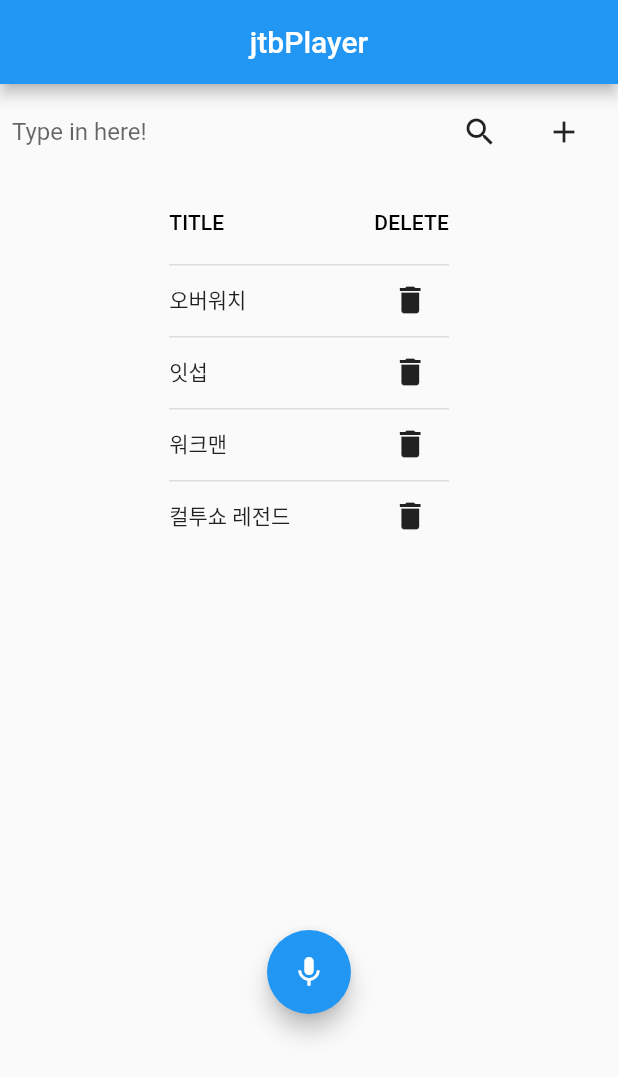
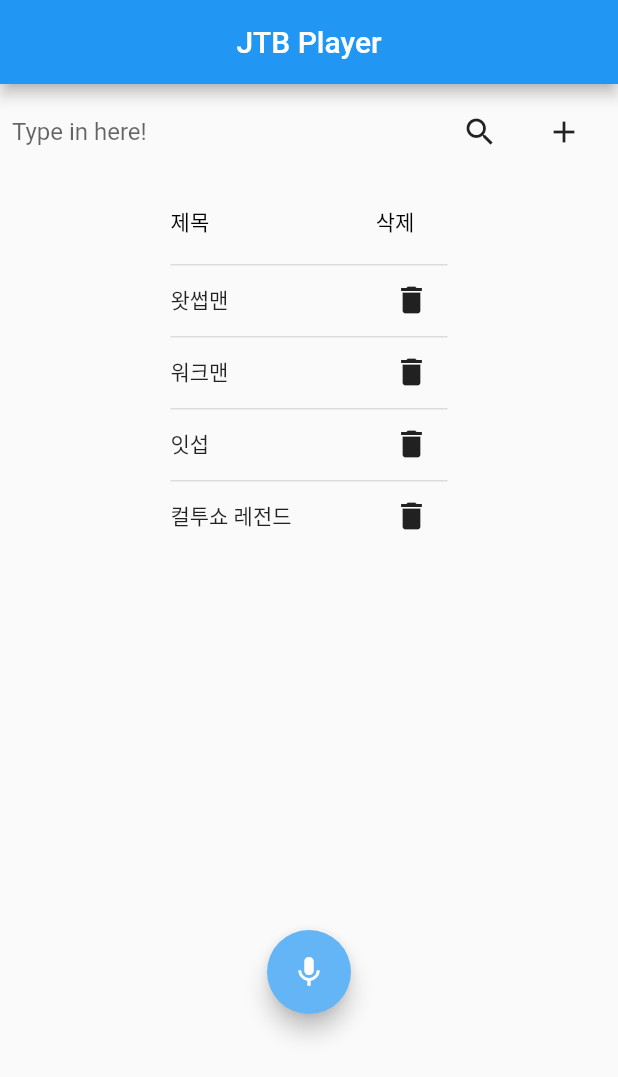
Before and after one commit to Junddao/jtbMusicPlayer, a Flutter app: the ListPage screen opened directly, on a phone screen of 412 x 824 dp. Shown: the top 1077 px of the screen. Run offline on Flutter 3.47's test engine with Material 2 defaults, Android fonts, the phone set to English and light mode, and no system bars; our stand-ins replace firebase_auth, font_awesome_flutter, google_sign_in, permission_handler, splashscreen, sqflite and 1 more; missing offline and left inert: firebase_admob, flutter_inappbrowser, speech_recognition, youtube_api, youtube_player; accounts and stored records are empty.

```diff
--- a/lib/mainlistpage.dart
+++ b/lib/mainlistpage.dart
@@ -1,6 +1,6 @@
 import 'package:flutter/cupertino.dart';
-import 'package:jtbMusicPlayer/data/carditem.dart';
 import 'package:jtbMusicPlayer/services/dbhelper.dart';
+import 'package:jtbMusicPlayer/web_page.dart';
 import 'package:jtbMusicPlayer/youtubelistpage.dart';
 import 'package:flutter/material.dart';
 import 'data/listmodel.dart';
@@ -48,12 +48,14 @@ class _ListPageState extends State<ListPage> {
 
   bool _speechRecognitionAvailable = false;
   bool _isListening = false;
+  bool _isMicPushed = false;
 
   //String _currentLocale = 'en_US';
   Language selectedLang = languages.first;
-
   String name;
   int curUserId;
+
+
 
   Future<List<ListItem>> listItems;
   TextEditingController controller = TextEditingController();
@@ -69,11 +71,11 @@ class _ListPageState extends State<ListPage> {
     Future.delayed(Duration(seconds: 5));
     listItems.then((data){
       if(data.isEmpty) {
-        ListItem listItem1 = ListItem(null, '오버워치');
+        ListItem listItem1 = ListItem(null, '왓썹맨');
         dbHelper.save(listItem1);
-        ListItem listItem2 = ListItem(null, '잇섭');
+        ListItem listItem2 = ListItem(null, '워크맨');
         dbHelper.save(listItem2);
-        ListItem listItem3 = ListItem(null, '워크맨');
+        ListItem listItem3 = ListItem(null, '잇섭');
         dbHelper.save(listItem3);
         ListItem listItem4 = ListItem(null, '컬투쇼 레전드');
         dbHelper.save(listItem4);
@@ -97,16 +99,18 @@ class _ListPageState extends State<ListPage> {
     controller.text = '';
   }
 
+
+
   @override
   Widget build(BuildContext context) {
     return Scaffold(
       appBar: AppBar(
-        title : Text('jtbPlayer'),
+        title : Text('JTB Player'),
         centerTitle: true,
       ),
       body : new Container(
         child: new Column(
-          mainAxisAlignment: MainAxisAlignment.start,
+          mainAxisAlignment: MainAxisAlignment.spaceBetween,
           mainAxisSize: MainAxisSize.min,
           verticalDirection: VerticalDirection.down,
           children: <Widget>[
@@ -175,37 +179,48 @@ class _ListPageState extends State<ListPage> {
   SingleChildScrollView dataList(List<ListItem> listItems){
     return SingleChildScrollView(
       scrollDirection: Axis.vertical,
-      child: DataTable(
+
+      child:  DataTable(
         horizontalMargin : 0,
+        sortAscending: true,
         columns: [
           DataColumn(
-            label: Text('TITLE'),
+            label: Text('제목'),
+            //numeric: true,
           ),
+
           DataColumn(
-            label: Text('DELETE'),
+            label: Text('삭제'),
+            //numeric: true,
           )
         ],
         rows: listItems.map(
-          (listItem) => DataRow(cells: [
+          (listItem) =>
+          DataRow(
+            cells: [
               DataCell(
                 Text(listItem.title),
+
                 onTap: () {
                   setState(() {
                     search(listItem.title);
                   });
                 },
               ),
+
               DataCell(IconButton(
                 icon: Icon(Icons.delete),
                 onPressed: () {
                   dbHelper.delete(listItem.id);
                   refreshList();
                 },
-            )),
+              )
+            ),
           ]),
         )
         .toList(),
       ),
+
     );
   }
 
@@ -251,18 +266,21 @@ class _ListPageState extends State<ListPage> {
     );
   }
 
+
+
   Widget _buildButton({String label, VoidCallback onPressed}) => new Padding(
       padding: new EdgeInsets.all(12.0),
       child: new FloatingActionButton(
         onPressed: onPressed,
         child: Icon(Icons.mic),
-
+        backgroundColor: _isMicPushed ? Colors.red[300] : Colors.blue[300],
       ),
     );
 
   void search(String value) {
 
-    Navigator.push(context, MaterialPageRoute(builder: (context) => YoutubeListPage( title: value,)));
+    // Navigator.push(context, MaterialPageRoute(builder: (context) => YoutubeListPage( title: value,)));
+    Navigator.push(context, MaterialPageRoute(builder: (context) => WebPage( title: value,)));
     controller.clear();
   }
 
@@ -282,10 +300,12 @@ void activateSpeechRecognizer() {
 
 
 
-  void start() => _speech
-      // .listen(locale: selectedLang.code)
+  Future<void> start() {
+    _isMicPushed = true;
+    return _speech
       .listen(locale: "en_US")
       .then((result) => print('_MyAppState.start => result $result'));
+  }
 
   void cancel() =>
       _speech.cancel().then((result) => setState(() => _isListening = result));
@@ -303,11 +323,19 @@ void activateSpeechRecognizer() {
         () => selectedLang = languages.firstWhere((l) => l.code == locale));
   }
 
-  void onRecognitionStarted() => setState(() => _isListening = true);
+  void onRecognitionStarted() {
+
+    return setState(() => _isListening = true);
+  }
 
   void onRecognitionResult(String text) => setState(() => controller.text = text);
 
-  void onRecognitionComplete() => setState(() => _isListening = false);
+  void onRecognitionComplete(){
+    _isMicPushed = false;
+    return setState(() => _isListening = false);
+  }
 
   void errorHandler() => activateSpeechRecognizer();
+
+
 }
--- a/lib/services/myadshelper.dart
+++ b/lib/services/myadshelper.dart
@@ -38,8 +38,8 @@ class Ads {
       ..show(anchorOffset: 0.0, anchorType: AnchorType.bottom);
   }
 
-  static void hideBannerAd() async {
-    await _bannerAd.dispose();
+  static void hideBannerAd() {
+    _bannerAd?.dispose();
     _bannerAd = null;
   }
 }
--- a/lib/youtubelistpage.dart
+++ b/lib/youtubelistpage.dart
@@ -23,9 +23,9 @@ class _YoutubeListPageState extends State<YoutubeListPage> with ChangeNotifier {
   @override
   void initState() {
     super.initState();
-    Ads.hideBannerAd();
     callAPI();
     print('hello');
+    Ads.hideBannerAd();
   }
 
   callAPI() async {
@@ -42,7 +42,7 @@ class _YoutubeListPageState extends State<YoutubeListPage> with ChangeNotifier {
   Widget build(BuildContext context) {
     return Scaffold(
       appBar: AppBar(
-        title: Text('JTB Music Player'),
+        title: Text('JTB Player'),
         centerTitle: true,
       ),
       body: ListView.builder(
--- a/lib/youtubeplayder.dart
+++ b/lib/youtubeplayder.dart
@@ -30,7 +30,7 @@ class _MyYoutubePlayerState extends State<MyYoutubePlayer> {
   Widget build(BuildContext context) {
     return Scaffold(
         appBar: AppBar(
-          title: Text('JTB Music Player'),
+          title: Text('JTB Player'),
           centerTitle: true,
         ),
         body: SingleChildScrollView(
--- a/pubspec.yaml
+++ b/pubspec.yaml
@@ -33,13 +33,15 @@ dependencies:
   youtube_player: ^3.5.0
   youtube_api: ^0.7.2
   video_player: ^0.10.2
-  firebase_admob: ^0.9.0+7
+  firebase_admob: ^0.9.0+10
   flutter_launcher_icons: ^0.7.3
   sqflite: ^1.1.6+4
   path_provider: ^1.3.0
   splashscreen: ^1.2.0
   speech_recognition: ^0.3.0+1
   permission_handler: ^3.2.2
+  flutter_inappbrowser: ^2.0.2
+
 
 flutter_icons:
   image_path: "icon/icon.png"
```
Also changed, not shown: lib/main.dart (+1 -13 lines), lib/web_page.dart (added, +149 -0 lines), pubspec.lock, 7 other files. Lines whose indentation alone changed are shown as unchanged.
